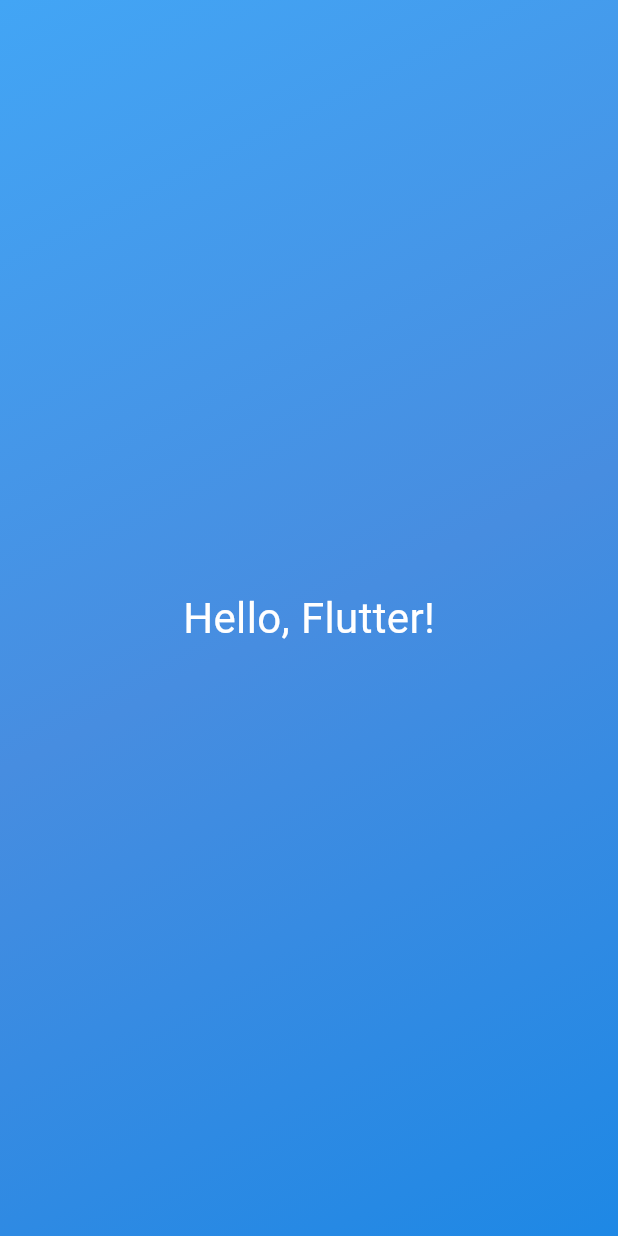
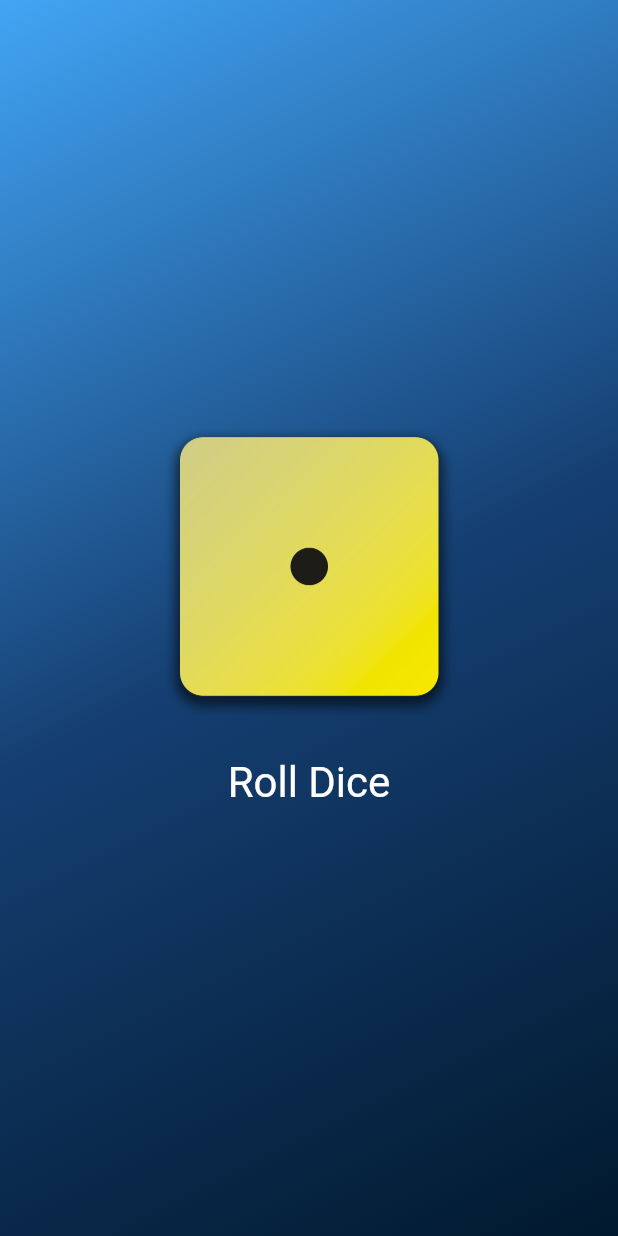
Before and after one commit to oeleomar/flutter-apps, a Flutter app: the screen it shows after launch, on a phone screen of 412 x 824 dp. Run offline on Flutter 3.47's test engine with Material 3 defaults, Android fonts, the phone set to English and light mode, and no system bars.

Commit message:
feat: final dice roller app

```diff
--- /dev/null
+++ b/dice_app/lib/dice_roller.dart
@@ -0,0 +1,41 @@
+import 'dart:math';
+
+import 'package:flutter/material.dart';
+
+class DiceRoller extends StatefulWidget {
+  const DiceRoller({super.key});
+
+  @override
+  State<DiceRoller> createState() {
+    return _DiceRollerState();
+  }
+}
+
+class _DiceRollerState extends State<DiceRoller> {
+  String activeImage = 'assets/images/dice-1.png';
+
+  void onPressed() {
+    int randomInt = Random().nextInt(6) + 1;
+    activeImage = 'assets/images/dice-$randomInt.png';
+    setState(() {});
+  }
+
+  @override
+  Widget build(context) {
+    return Column(
+      mainAxisSize: MainAxisSize.min,
+      children: [
+        Image.asset(activeImage, width: 200, height: 200),
+        const SizedBox(height: 20),
+        TextButton(
+          onPressed: onPressed,
+          style: TextButton.styleFrom(
+            foregroundColor: Colors.white,
+            textStyle: const TextStyle(fontSize: 28),
+          ),
+          child: const Text('Roll Dice'),
+        ),
+      ],
+    );
+  }
+}
--- a/dice_app/lib/gradient_container.dart
+++ b/dice_app/lib/gradient_container.dart
@@ -1,31 +1,28 @@
+import 'package:dice_app/dice_roller.dart';
 import 'package:flutter/material.dart';
 
 class GradientContainer extends StatelessWidget {
-  const GradientContainer({super.key});
+  const GradientContainer(this.gradient, {super.key});
+  const GradientContainer.purple({super.key})
+    : gradient = const [
+        Color.fromARGB(255, 66, 165, 245),
+        Color.fromARGB(255, 21, 63, 114),
+        Color.fromARGB(255, 1, 25, 46),
+      ];
+
+  final List<Color> gradient;
 
   @override
   Widget build(context) {
     return Container(
-      decoration: const BoxDecoration(
+      decoration: BoxDecoration(
         gradient: LinearGradient(
-          colors: [
-            Color(0xFF42A5F5), // Light Blue
-            Color(0xFF478DE0), // Medium Blue
-            Color(0xFF1E88E5), // Darker Blue
-          ],
+          colors: gradient,
           begin: Alignment.topLeft,
           end: Alignment.bottomRight,
         ),
       ),
-      child: Center(
-        child: Text(
-          'Hello, Flutter!',
-          style: TextStyle(
-            color: Colors.white,
-            fontSize: 28,
-          ),
-        ),
-      ),
+      child: Center(child: DiceRoller()),
     );
   }
 }
--- a/dice_app/lib/main.dart
+++ b/dice_app/lib/main.dart
@@ -3,9 +3,9 @@
 
 void main() {
   runApp(
-    MaterialApp(
+    const MaterialApp(
       home: Scaffold(
-        body: GradientContainer(),
+        body: GradientContainer.purple(),
       ),
     ),
   );
--- /dev/null
+++ b/dice_app/lib/styled_text.dart
@@ -0,0 +1,18 @@
+import 'package:flutter/material.dart';
+
+class StyledText extends StatelessWidget {
+  const StyledText(this.text, {super.key});
+
+  final String text;
+
+  @override
+  Widget build(context) {
+    return Text(
+      text,
+      style: TextStyle(
+        color: Colors.white,
+        fontSize: 28,
+      ),
+    );
+  }
+}
```
Also changed, not shown: dice_app/pubspec.yaml (+7 -3 lines), dice_app/assets/images/dice-1.png (added), dice_app/assets/images/dice-2.png (added), dice_app/assets/images/dice-3.png (added), dice_app/assets/images/dice-4.png (added), dice_app/assets/images/dice-5.png (added), dice_app/assets/images/dice-6.png (added).
